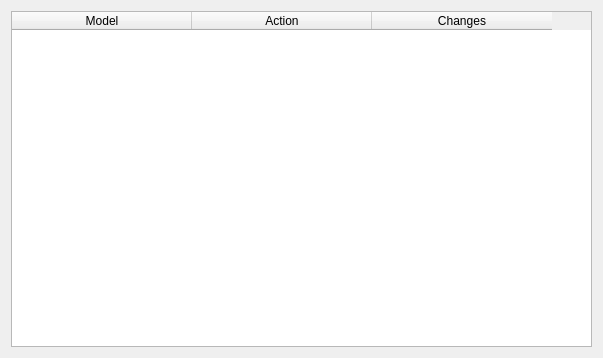
Before: the Qt Designer form server/gui/logswidget.ui in EPecherkin/diplom, drawn with Qt 5.
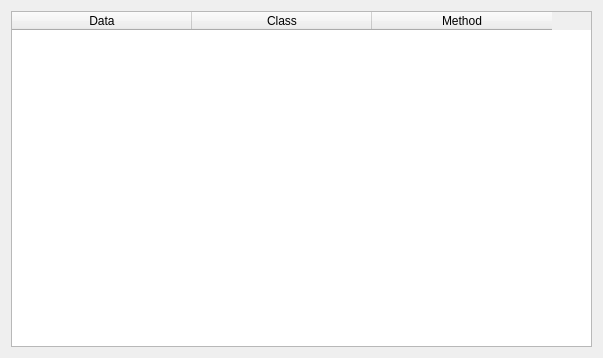
After: the same form once the commit is applied.

```diff
--- a/server/gui/logswidget.ui
+++ b/server/gui/logswidget.ui
@@ -51,17 +51,17 @@
      </attribute>
      <column>
       <property name="text">
-       <string>Model</string>
+       <string>Data</string>
       </property>
      </column>
      <column>
       <property name="text">
-       <string>Action</string>
+       <string>Class</string>
       </property>
      </column>
      <column>
       <property name="text">
-       <string>Changes</string>
+       <string>Method</string>
       </property>
      </column>
     </widget>
```
